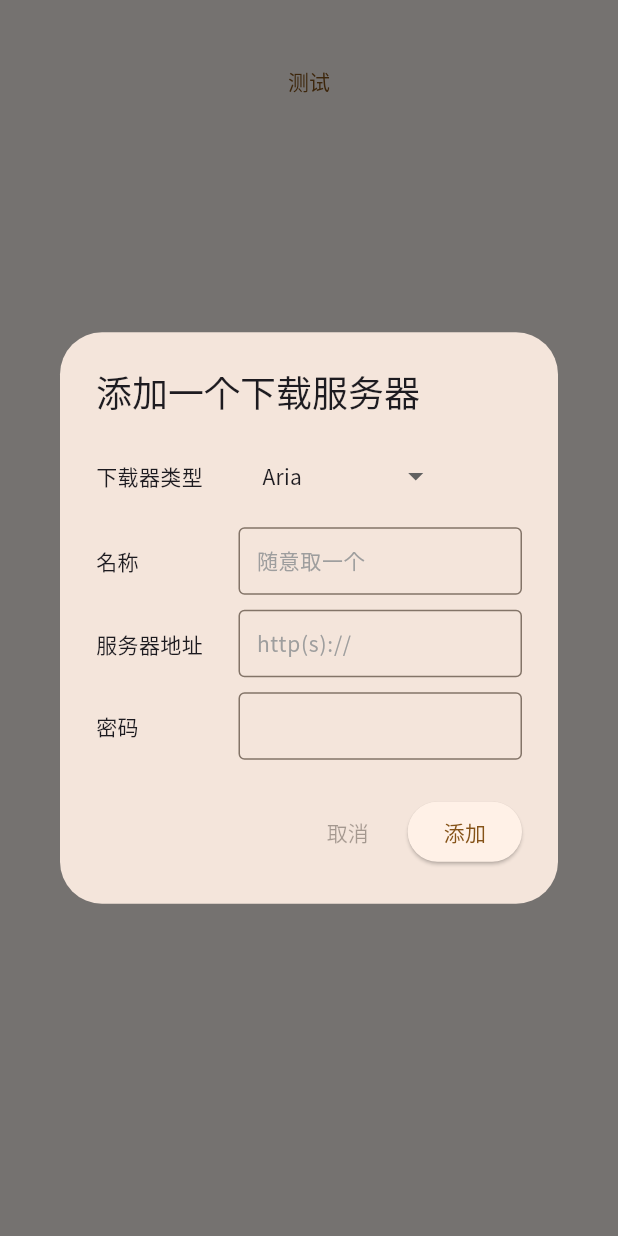
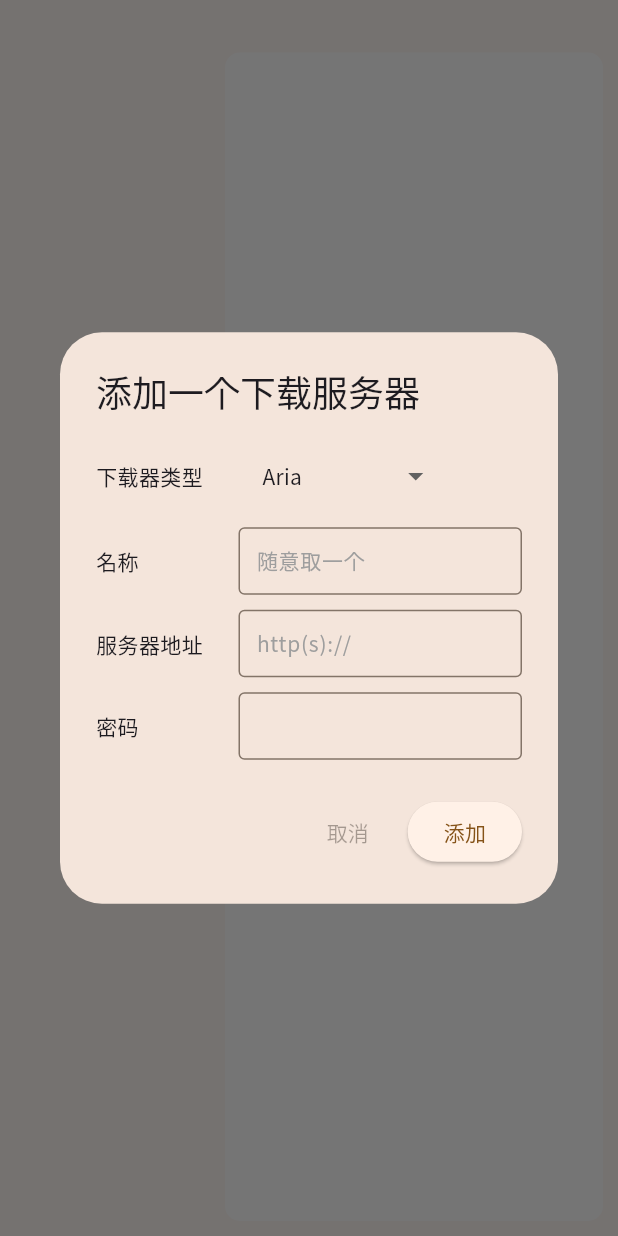
Before and after one commit to Zhoucheng133/BitFlow, a Flutter app: the screen it shows after launch, on a phone screen of 412 x 824 dp. Run offline on Flutter 3.47's test engine with Material 3 defaults, Android fonts, the phone set to English and light mode, and no system bars; drawn by our look-alikes of dropdown_button2; our stand-ins replace get, google_fonts, shared_preferences; missing offline and left inert: window_manager; statements that could not run were skipped.

Commit message:
添加页面布局

```diff
--- /dev/null
+++ b/lib/components/sidebar.dart
@@ -0,0 +1,22 @@
+import 'package:flutter/material.dart';
+
+class Sidebar extends StatefulWidget {
+  const Sidebar({super.key});
+
+  @override
+  State<Sidebar> createState() => _SidebarState();
+}
+
+class _SidebarState extends State<Sidebar> {
+  @override
+  Widget build(BuildContext context) {
+    return Padding(
+      padding: const EdgeInsets.only(top: 5),
+      child: Column(
+        children: [
+
+        ],
+      ),
+    );
+  }
+}
--- a/lib/main_window.dart
+++ b/lib/main_window.dart
@@ -1,5 +1,6 @@
 import 'dart:io';
 
+import 'package:bit_flow/components/sidebar.dart';
 import 'package:bit_flow/getx/store_get.dart';
 import 'package:bit_flow/getx/theme_get.dart';
 import 'package:bit_flow/service/init.dart';
@@ -85,12 +86,26 @@ class _MainWindowState extends State<MainWindow> with WindowListener {
             ],
           ),
         ),
-        // TODO 测试内容
-        Center(
-          child: TextButton(onPressed: (){
-            print(storeGet.servers.length);
-            print(storeGet.servers.map((item)=>item.toMap()).toList());
-          }, child: const Text("测试")),
+        Expanded(
+          child: Row(
+            children: [
+              SizedBox(
+                width: 150,
+                child: Sidebar(),
+              ),
+              Expanded(
+                child: Padding(
+                  padding: const EdgeInsets.only(right: 10, bottom: 10, top: 5),
+                  child: Container(
+                    decoration: BoxDecoration(
+                      color: Colors.white,
+                      borderRadius: BorderRadius.circular(10)
+                    ),
+                  ),
+                )
+              )
+            ],
+          ),
         )
       ],
     );
```
